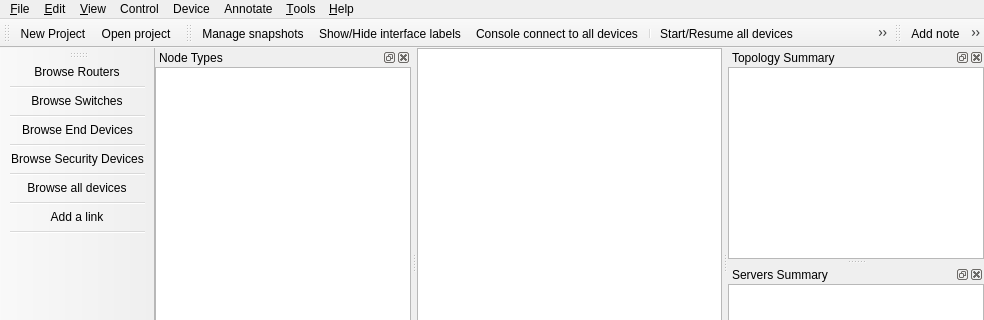
GNS3/gns3-gui, file gns3/ui/main_window.ui: the form before one commit; both pictures show x 0 to 984 and y 0 to 320 of the 984 by 715 pixel window.
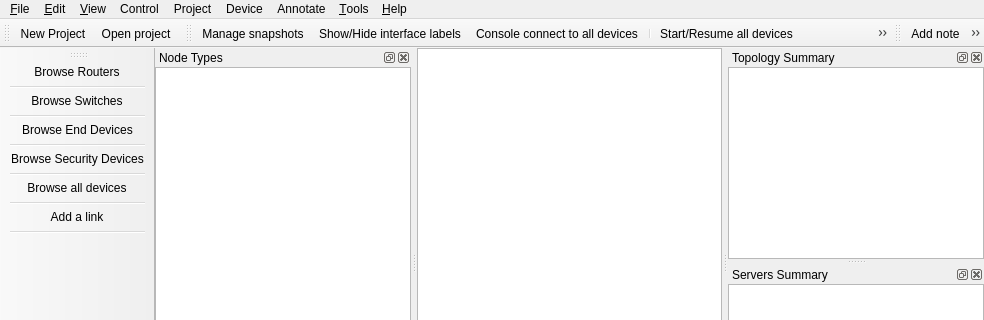
The form after the commit. Icons and pictures are not drawn. Custom widgets are drawn as their Qt base class.

Patch:
```diff
--- a/gns3/ui/main_window.ui
+++ b/gns3/ui/main_window.ui
@@ -62,7 +62,7 @@
      <x>0</x>
      <y>0</y>
      <width>984</width>
-     <height>25</height>
+     <height>22</height>
     </rect>
    </property>
    <widget class="QMenu" name="uiEditMenu">
@@ -161,10 +161,20 @@
      <string>&amp;Tools</string>
     </property>
    </widget>
+   <widget class="QMenu" name="menuProject">
+    <property name="title">
+     <string>Project</string>
+    </property>
+    <addaction name="uiSnapshotAction"/>
+    <addaction name="uiScreenshotAction"/>
+    <addaction name="uiImportExportConfigsAction"/>
+    <addaction name="uiDeleteProjectAction"/>
+   </widget>
    <addaction name="uiFileMenu"/>
    <addaction name="uiEditMenu"/>
    <addaction name="uiViewMenu"/>
    <addaction name="uiControlMenu"/>
+   <addaction name="menuProject"/>
    <addaction name="uiDeviceMenu"/>
    <addaction name="uiAnnotateMenu"/>
    <addaction name="uiToolsMenu"/>
```
Left out of the diff: 59 changed lines with no effect on the pictures.
